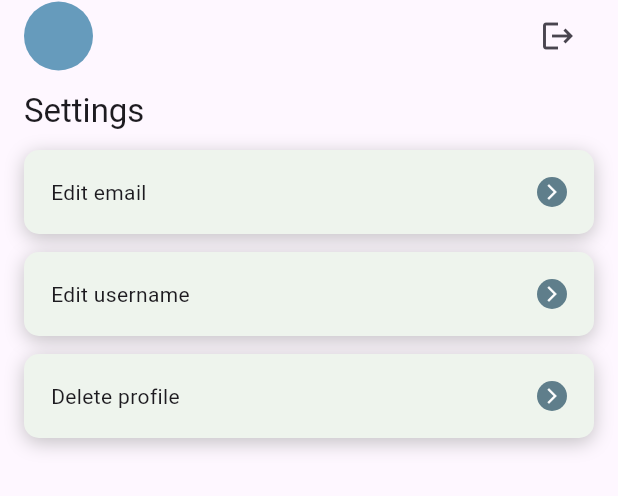
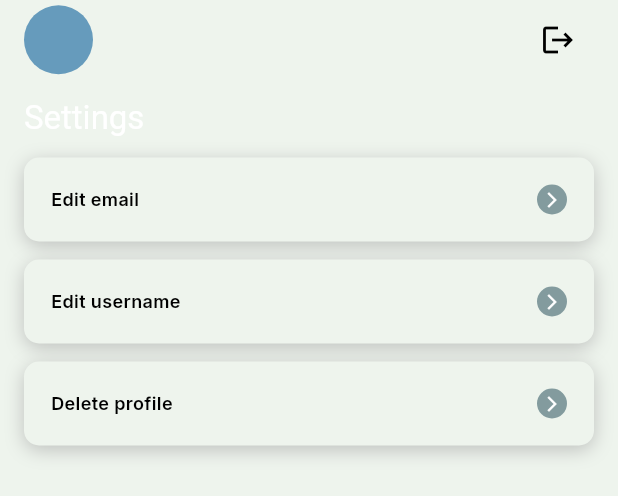
Before and after one commit to Mobile-Innowise-Group/VirtussoftPOC, a Flutter app: the UserProfileContent widget shown alone on an empty page, opened directly, on a phone screen of 412 x 824 dp. Shown: the top 496 px of the screen. Run offline on Flutter 3.47's test engine with Material 3 defaults, Android fonts, the phone set to English and light mode, and no system bars; our stand-ins replace auto_route, awesome_snackbar_content, bloc, dio, easy_localization, firebase_auth and 15 more; missing offline and left inert: cunning_document_scanner, google_mlkit_text_recognition, observe_internet_connectivity, pdfx; accounts and stored records are empty.

```diff
--- a/core_ui/lib/src/theme/app_colors.dart
+++ b/core_ui/lib/src/theme/app_colors.dart
@@ -27,6 +27,8 @@ abstract class AppColors {
   Color get error;
 
   Color get transparent;
+
+  Color get darkIcon;
 }
 
 class DarkColors extends LightColors {
@@ -47,13 +49,13 @@ class LightColors implements AppColors {
   Color get textColor => const Color.fromRGBO(0, 0, 0, 1);
 
   @override
-  Color get hintGray => const Color.fromRGBO(128, 128, 128, 1);
+  Color get hintGray => const Color(0xFF8F9098);
 
   @override
   Color get border => const Color.fromRGBO(113, 125, 126, 1);
 
   @override
-  Color get primary => const Color.fromRGBO(0, 48, 73, 1);
+  Color get primary => const Color.fromRGBO(59, 96, 106, 1);
 
   @override
   Color get error => const Color.fromRGBO(220, 47, 2, 1);
@@ -65,5 +67,8 @@ class LightColors implements AppColors {
   Color get transparent => const Color.fromRGBO(0, 0, 0, 0);
 
   @override
-  Color get lightBorder => const Color.fromRGBO(190, 207, 217, 1);
+  Color get lightBorder => const Color(0xFFC5C6CC);
+
+  @override
+  Color get darkIcon => const Color(0xFF8F9098);
 }
--- a/core_ui/lib/src/theme/app_theme.dart
+++ b/core_ui/lib/src/theme/app_theme.dart
@@ -10,22 +10,37 @@ final ThemeData lightTheme = ThemeData.light().copyWith(
   textTheme: _getTextTheme(),
   inputDecorationTheme: _getInputDecorationTheme(),
   primaryColor: _appColors.primary,
-  buttonTheme: const ButtonThemeData().copyWith(
-    colorScheme: ColorScheme.fromSwatch().copyWith(
-      secondary: _appColors.secondary,
-      primary: _appColors.primary,
+  elevatedButtonTheme: ElevatedButtonThemeData(
+    style: ButtonStyle(
+      minimumSize: WidgetStateProperty.all<Size>(const Size.fromHeight(48)),
+    ),
+  ),
+  filledButtonTheme: FilledButtonThemeData(
+    style: ButtonStyle(
+      shape: WidgetStateProperty.all<RoundedRectangleBorder>(
+        RoundedRectangleBorder(
+          borderRadius: BorderRadius.circular(12.0),
+        ),
+      ),
+      textStyle: WidgetStateProperty.all<TextStyle>(
+        AppFonts.thick12.copyWith(color: _appColors.white),
+      ),
+      minimumSize: WidgetStateProperty.all<Size>(const Size.fromHeight(48)),
     ),
   ),
   colorScheme: ColorScheme.fromSwatch().copyWith(
     secondary: _appColors.secondary,
+    surface: _appColors.white,
     primary: _appColors.primary,
   ),
 );
 
 TextTheme _getTextTheme() {
   return TextTheme(
-    titleMedium: AppFonts.normal13,
-    bodyMedium: AppFonts.normal13,
+    titleMedium: AppFonts.normal24,
+    bodyMedium: AppFonts.thick12,
+    bodyLarge: AppFonts.normal14,
+    bodySmall: AppFonts.normal12,
   ).apply(
     bodyColor: _appColors.textColor,
     displayColor: _appColors.textColor,
@@ -34,7 +49,7 @@ TextTheme _getTextTheme() {
 
 InputDecorationTheme _getInputDecorationTheme() {
   return InputDecorationTheme(
-    hintStyle: AppFonts.normal13.copyWith(color: _appColors.hintGray),
+    hintStyle: AppFonts.normal14.copyWith(color: _appColors.hintGray),
     border: const OutlineInputBorder(
       borderRadius: BorderRadius.all(
         Radius.circular(AppDimens.BORDER_RADIUS_12),
@@ -46,7 +61,6 @@ InputDecorationTheme _getInputDecorationTheme() {
       ),
       borderSide: BorderSide(
         color: _appColors.lightBorder,
-        width: 1.5,
       ),
     ),
     focusedBorder: OutlineInputBorder(
@@ -60,13 +74,13 @@ InputDecorationTheme _getInputDecorationTheme() {
     ),
     errorBorder: OutlineInputBorder(
       borderRadius: const BorderRadius.all(
-        Radius.circular(AppDimens.BORDER_RADIUS_6),
+        Radius.circular(AppDimens.BORDER_RADIUS_12),
       ),
       borderSide: BorderSide(
         color: _appColors.error,
         width: 2,
       ),
     ),
-    labelStyle: AppFonts.normal13.copyWith(color: _appColors.hintGray),
+    labelStyle: AppFonts.normal14.copyWith(color: _appColors.hintGray),
   );
 }
--- a/core_ui/pubspec.yaml
+++ b/core_ui/pubspec.yaml
@@ -14,6 +14,7 @@ dependencies:
     path: ../core
 
   flutter_svg: ^2.0.9
+  google_fonts: ^6.2.1
 
 dev_dependencies:
   flutter_test:
--- a/lib/main_common.dart
+++ b/lib/main_common.dart
@@ -1,6 +1,7 @@
 import 'dart:async';
 
 import 'package:core/core.dart';
+import 'package:core_ui/core_ui.dart';
 import 'package:data/data.dart';
 import 'package:domain/domain.dart';
 import 'package:flutter/material.dart';
@@ -66,7 +67,7 @@ class App extends StatelessWidget {
               localizationsDelegates: context.localizationDelegates,
               supportedLocales: context.supportedLocales,
               locale: context.locale,
-              //theme: lightTheme,
+              theme: lightTheme,
               builder: (BuildContext context, Widget? child) {
                 return AppNotifications(
                   child: child ?? const SizedBox(),
--- a/pubspec.yaml
+++ b/pubspec.yaml
@@ -37,4 +37,6 @@ dev_dependencies:
 flutter:
   uses-material-design: true
   assets:
+    - assets/
+    - assets/images/
     - .env
```
Also changed, not shown: core/resources/lang/en-US.json (+6 -2 lines), core_ui/lib/src/theme/app_fonts.dart (+19 -3 lines), features/auth/lib/src/widgets/login_screen_content.dart (+88 -42 lines), assets/images/app_main_logo.png (added), pubspec.lock, 1 other file.
